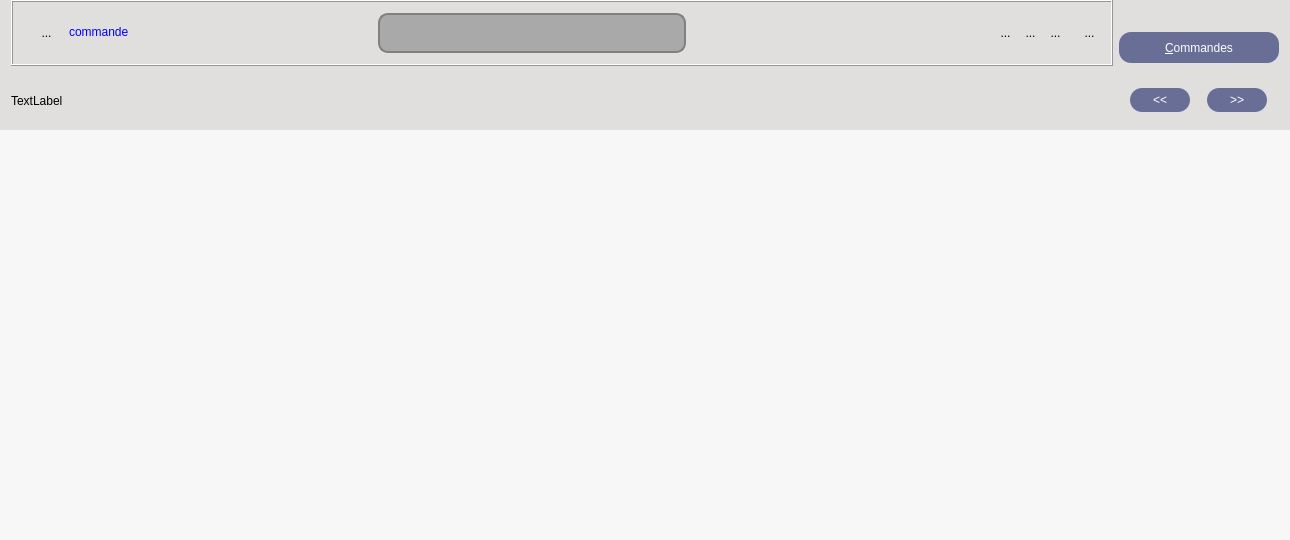
Above: UiQT5/desWidgetCommande.ui from SalomePlatform/eficas_tools before the change. Below: the same form after it.
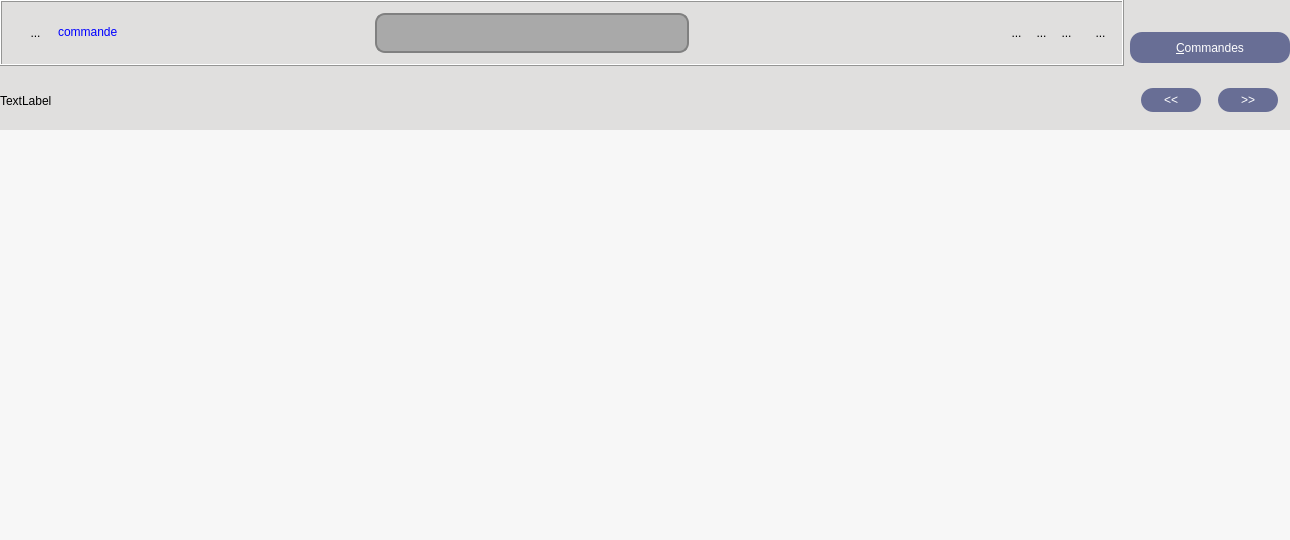
That is the form after the change. Icons and pictures are not drawn. Custom widgets are drawn as their Qt base class.

Diff of the .ui file:
```diff
--- a/UiQT5/desWidgetCommande.ui
+++ b/UiQT5/desWidgetCommande.ui
@@ -81,9 +81,15 @@
       <property name="spacing">
        <number>0</number>
       </property>
+      <property name="leftMargin">
+       <number>0</number>
+      </property>
       <property name="topMargin">
        <number>0</number>
       </property>
+      <property name="rightMargin">
+       <number>0</number>
+      </property>
       <property name="bottomMargin">
        <number>0</number>
       </property>
```
Left out of the diff: 16 changed lines with no effect on the pictures.
